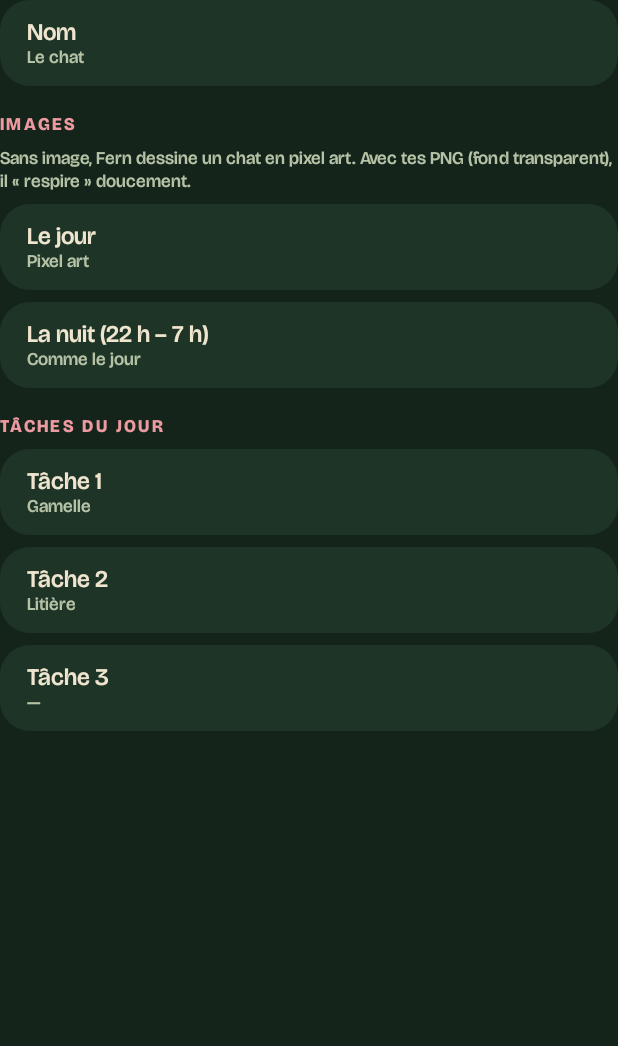
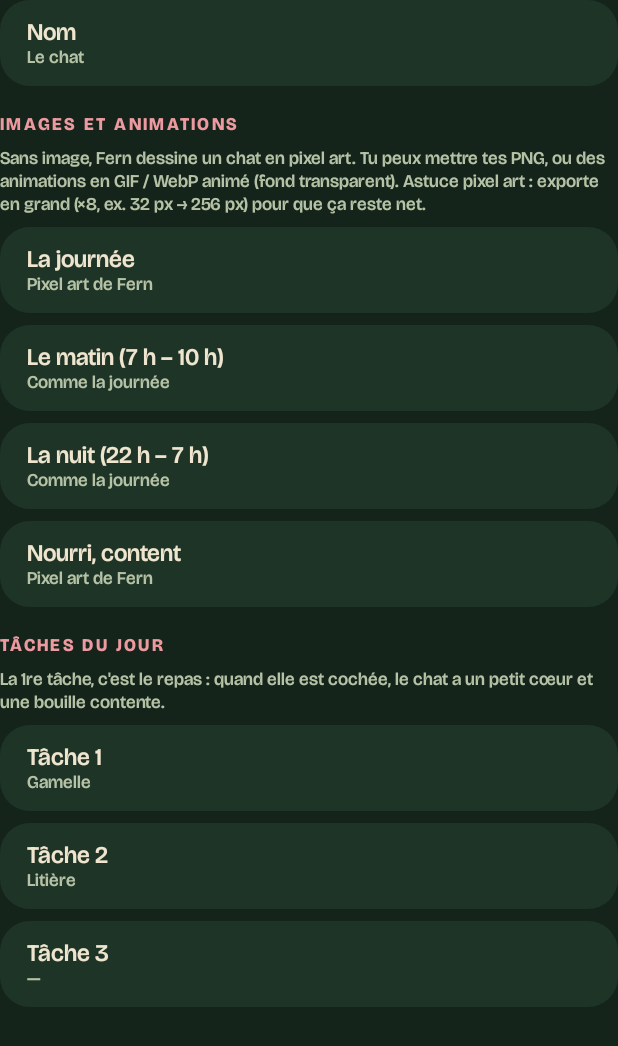
Before and after one commit to atelier-jlg/Fern-Launcher, an Android app built with Jetpack Compose: the composable ChatSection shown on its own in the app's theme, on a phone screen of 412 x 824 dp. Shown: the top 1046 px of the screen. Run offline under Robolectric (Android 15) with nearby library versions, the phone set to English and light mode, and no system bars.

Commit message:
v0.15.0 : chat content quand il est nourri (cœur), animations GIF/WebP perso
Co-Authored-By: Claude Opus 5.5 <noreply@anthropic.com>
Claude-Session: https://claude.ai/code/session_01UvvrNpjansQAQz7sFUsJUa

```diff
--- a/app/src/main/java/com/atelierjlg/fern/data/ConfigEdits.kt
+++ b/app/src/main/java/com/atelierjlg/fern/data/ConfigEdits.kt
@@ -370,7 +370,7 @@ fun LauncherConfig.removeSticker(pageId: String, stickerId: String) =
 /** Tous les fichiers de stickers encore utilisés (tous Spaces confondus). */
 val LauncherConfig.usedStickerFiles: Set<String>
     get() = spaces.flatMap { it.pages }.flatMap { it.stickers }.map { it.file }.toSet() +
-        listOfNotNull(chat.dayImage, chat.nightImage)
+        chat.images.values
 
 // ─── Alternance & carnet ────────────────────────────────────────────────────
 
--- a/app/src/main/java/com/atelierjlg/fern/data/LauncherConfig.kt
+++ b/app/src/main/java/com/atelierjlg/fern/data/LauncherConfig.kt
@@ -240,13 +240,24 @@ data class CoursSettings(
     val examKeywords: List<String> = listOf("examen", "partiel", "ds", "controle", "soutenance", "oral", "qcm", "rendu"),
 )
 
+/** Les moments du chat ; « Content » = quand la 1re tâche (le repas) est cochée. */
+@Serializable
+enum class CatPose(val label: String) {
+    Jour("La journée"),
+    Matin("Le matin (7 h – 10 h)"),
+    Nuit("La nuit (22 h – 7 h)"),
+    Content("Nourri, content"),
+}
+
 /** Widget « Le chat » : son nom, ses images (facultatives) et les petites tâches du jour. */
 @Serializable
 data class ChatSettings(
     val name: String = "Le chat",
-    /** Images PNG de Jules (dossier stickers/) ; null = le chat en pixel art dessiné par Fern. */
-    val dayImage: String? = null,
-    val nightImage: String? = null,
+    /**
+     * Images ou animations de Jules (PNG, GIF ou WebP animé, dossier stickers/) pour chaque moment.
+     * Absente = le chat en pixel art dessiné par Fern (la nuit et le matin reprennent l'image du jour).
+     */
+    val images: Map<CatPose, String> = emptyMap(),
     val chores: List<String> = listOf("Gamelle", "Litière"),
     /** Jour (2026-10-06) → tâches faites. On garde 14 jours. */
     val done: Map<String, Set<Int>> = emptyMap(),
--- a/app/src/main/java/com/atelierjlg/fern/ui/settings/WidgetSettings.kt
+++ b/app/src/main/java/com/atelierjlg/fern/ui/settings/WidgetSettings.kt
@@ -25,6 +25,7 @@ import com.atelierjlg.fern.data.AltPeriod
 import com.atelierjlg.fern.data.AltType
 import com.atelierjlg.fern.data.AlternanceSettings
 import com.atelierjlg.fern.data.CarnetSettings
+import com.atelierjlg.fern.data.CatPose
 import com.atelierjlg.fern.data.ChatSettings
 import com.atelierjlg.fern.data.CoursSettings
 import com.atelierjlg.fern.data.PomodoroSettings
@@ -342,30 +343,43 @@ fun CoursSection(vm: LauncherViewModel, settings: CoursSettings) {
 @Composable
 fun ChatSection(vm: LauncherViewModel, settings: ChatSettings) {
     var editing by remember { mutableStateOf<String?>(null) }
-    var pickingNight by remember { mutableStateOf(false) }
+    var pickingPose by remember { mutableStateOf(CatPose.Jour) }
     val picker = rememberLauncherForActivityResult(ActivityResultContracts.PickVisualMedia()) { uri ->
-        if (uri != null) vm.importChatImage(pickingNight, uri)
-    }
-    fun pick(night: Boolean) {
-        pickingNight = night
-        picker.launch(PickVisualMediaRequest(ActivityResultContracts.PickVisualMedia.ImageOnly))
+        if (uri != null) vm.importChatImage(pickingPose, uri)
     }
 
     Column(verticalArrangement = Arrangement.spacedBy(8.dp)) {
         Row2("Nom", settings.name, onClick = { editing = "name" })
-        Text("IMAGES", style = Fern.type.libelle, color = Fern.colors.roseCarmin, modifier = Modifier.padding(top = 10.dp))
+        Text("IMAGES ET ANIMATIONS", style = Fern.type.libelle, color = Fern.colors.roseCarmin, modifier = Modifier.padding(top = 10.dp))
         Text(
-            "Sans image, Fern dessine un chat en pixel art. Avec tes PNG (fond transparent), il « respire » doucement.",
+            "Sans image, Fern dessine un chat en pixel art. Tu peux mettre tes PNG, ou des animations en GIF / WebP animé " +
+                "(fond transparent). Astuce pixel art : exporte en grand (×8, ex. 32 px → 256 px) pour que ça reste net.",
             style = Fern.type.nomApp,
             color = Fern.colors.lichen,
         )
-        Row2("Le jour", if (settings.dayImage != null) "Image choisie" else "Pixel art", onClick = { pick(false) }) {
-            if (settings.dayImage != null) GlyphButton("✕", onClick = { vm.updateChat { it.copy(dayImage = null) } })
-        }
-        Row2("La nuit (22 h – 7 h)", if (settings.nightImage != null) "Image choisie" else "Comme le jour", onClick = { pick(true) }) {
-            if (settings.nightImage != null) GlyphButton("✕", onClick = { vm.updateChat { it.copy(nightImage = null) } })
+        for (pose in CatPose.entries) {
+            val file = settings.images[pose]
+            Row2(
+                pose.label,
+                when {
+                    file != null -> "Ton image"
+                    pose == CatPose.Jour || pose == CatPose.Content -> "Pixel art de Fern"
+                    else -> "Comme la journée"
+                },
+                onClick = {
+                    pickingPose = pose
+                    picker.launch(PickVisualMediaRequest(ActivityResultContracts.PickVisualMedia.ImageOnly))
+                },
+            ) {
+                if (file != null) GlyphButton("✕", onClick = { vm.updateChat { it.copy(images = it.images - pose) } })
+            }
         }
         Text("TÂCHES DU JOUR", style = Fern.type.libelle, color = Fern.colors.roseCarmin, modifier = Modifier.padding(top = 10.dp))
+        Text(
+            "La 1re tâche, c'est le repas : quand elle est cochée, le chat a un petit cœur et une bouille contente.",
+            style = Fern.type.nomApp,
+            color = Fern.colors.lichen,
+        )
         for (i in 0 until 3) {
             Row2("Tâche ${i + 1}", settings.chores.getOrNull(i) ?: "—", onClick = { editing = "chore:$i" })
         }
--- a/gradle.properties
+++ b/gradle.properties
@@ -7,5 +7,5 @@ kotlin.code.style=official
 # À modifier AVANT chaque nouvelle version (et ajouter une entrée dans CHANGELOG.md).
 # fernVersionName : le numéro lisible (0.1.0, 0.2.0…), visible dans le nom de l'APK.
 # fernVersionCode : un entier qui doit TOUJOURS augmenter, sinon Android refuse la mise à jour.
-fernVersionName=0.14.0
-fernVersionCode=16
+fernVersionName=0.15.0
+fernVersionCode=17
```
Also changed, not shown: app/src/main/java/com/atelierjlg/fern/LauncherViewModel.kt (+4 -3 lines), app/src/main/java/com/atelierjlg/fern/ui/widgets/CozyWidgets.kt (+73 -26 lines), app/src/main/java/com/atelierjlg/fern/ui/widgets/PixelArt.kt (+27 -0 lines), 1 other file.
